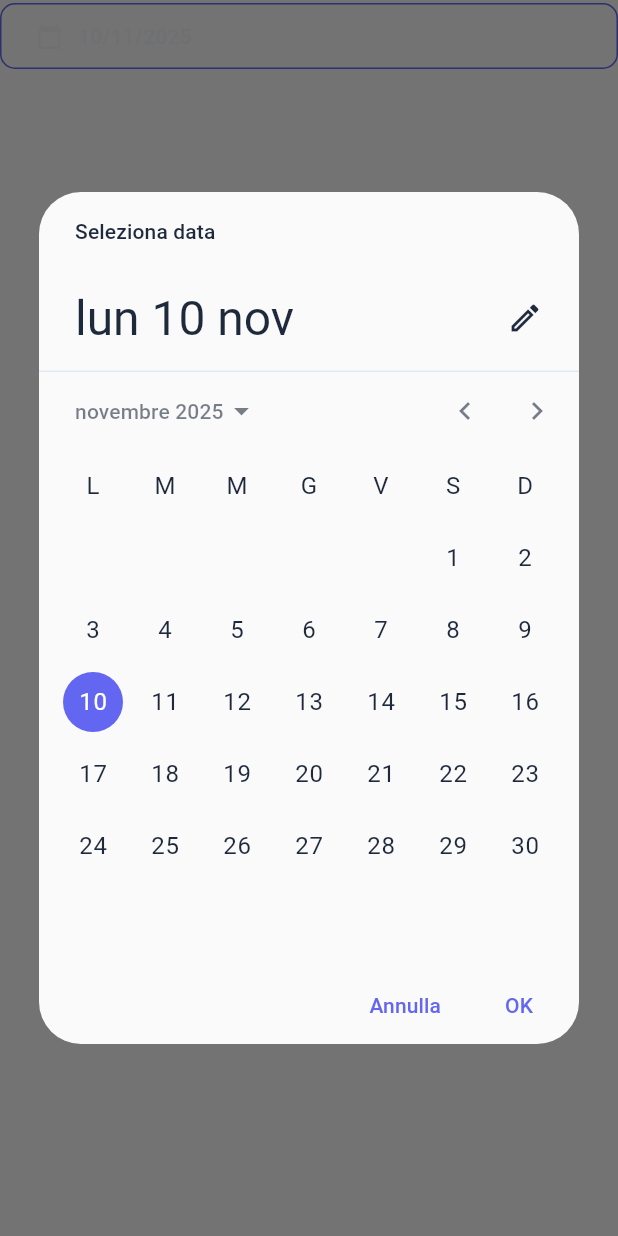
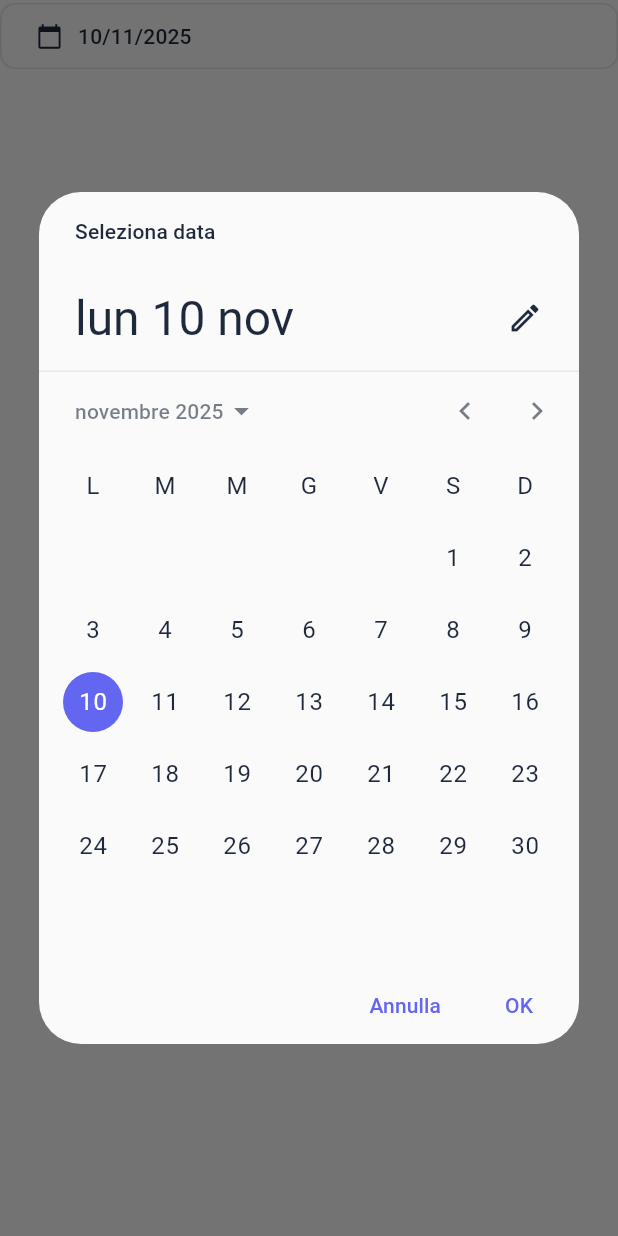
Before and after one commit to GiulioCallegarin/Barbero, a Flutter app: the CustomDatePicker widget shown alone on an empty page, opened directly with empty values, after a tap on an icon or button, on a phone screen of 412 x 824 dp. Run offline on Flutter 3.47's test engine with Material 3 defaults, Android fonts, the phone set to English and light mode, and no system bars; our stand-ins replace dropdown_search, hive_ce_flutter, syncfusion_flutter_calendar, table_calendar, timezone; missing offline and left inert: syncfusion_localizations; accounts and stored records are empty.

Commit message:
Enhance appointment page with pause duration display and improve UI contrast in date and time pickers

```diff
--- a/lib/widgets/appointments/custom_date_picker.dart
+++ b/lib/widgets/appointments/custom_date_picker.dart
@@ -40,18 +40,23 @@ class CustomDatePicker extends StatelessWidget {
             shape: RoundedRectangleBorder(
               borderRadius: BorderRadius.circular(10.0),
             ),
+            foregroundColor: Theme.of(context).colorScheme.onSurface,
+            side: BorderSide(
+              color: Theme.of(context).colorScheme.onSurface.withAlpha((0.12 * 255).round()),
+            ),
           ),
           child: Row(
             children: [
               Icon(
                 Icons.calendar_today,
-                color: Theme.of(context).colorScheme.inversePrimary,
+                // Use onSurface for good contrast in light theme
+                color: Theme.of(context).colorScheme.onSurface,
               ),
               const SizedBox(width: 10),
               Text(
                 '${selectedDate!.day}/${selectedDate!.month}/${selectedDate!.year}',
                 style: TextStyle(
-                  color: Theme.of(context).colorScheme.inversePrimary,
+                  color: Theme.of(context).colorScheme.onSurface,
                 ),
               ),
             ],
```
Also changed, not shown: lib/pages/edit_appointment_page.dart (+9 -2 lines), lib/widgets/appointments/custom_time_picker.dart (+6 -2 lines), lib/widgets/clients/client_stats.dart (+0 -8 lines), pubspec.lock.
